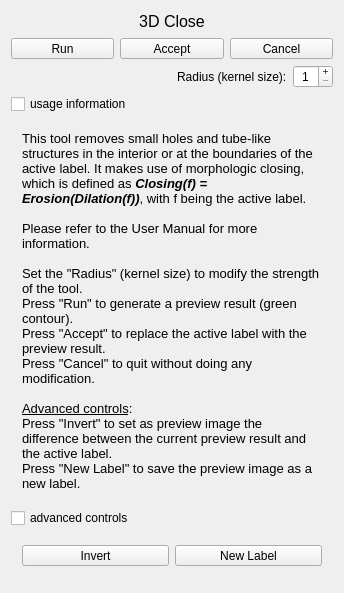
Qt form Modules/SegmentationUI/Qmitk/QmitkCloseTool3DGUIControls.ui (MITK/MITK) before a commit.
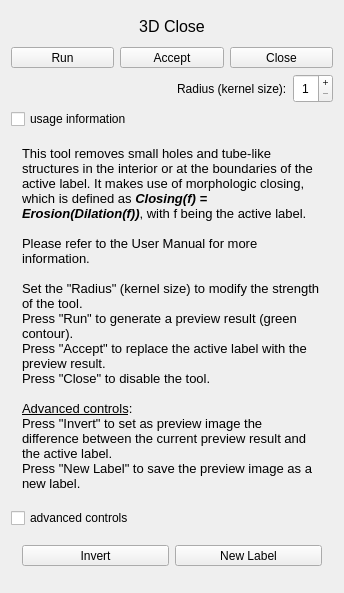
The same form after that commit. Icons and pictures are not drawn.

Commit message: enabled the otsu tool for automatic multiple thresholding

Diff of the .ui file:
```diff
--- a/Modules/SegmentationUI/Qmitk/QmitkCloseTool3DGUIControls.ui
+++ b/Modules/SegmentationUI/Qmitk/QmitkCloseTool3DGUIControls.ui
@@ -143,7 +143,7 @@
         <string>Quit wihtout doing any modification</string>
        </property>
        <property name="text">
-        <string>Cancel</string>
+        <string>Close</string>
        </property>
        <property name="icon">
         <iconset resource="../resources/SegmentationUI.qrc">
@@ -274,7 +274,7 @@
 &lt;p style=&quot; margin-top:0px; margin-bottom:0px; margin-left:0px; margin-right:0px; -qt-block-indent:0; text-indent:0px;&quot;&gt;&lt;span style=&quot; font-family:'Sans'; font-size:10pt;&quot;&gt;Set the &amp;quot;Radius&amp;quot; (kernel size) to modify the strength of the tool.&lt;/span&gt;&lt;/p&gt;
 &lt;p style=&quot; margin-top:0px; margin-bottom:0px; margin-left:0px; margin-right:0px; -qt-block-indent:0; text-indent:0px;&quot;&gt;&lt;span style=&quot; font-family:'Sans'; font-size:10pt;&quot;&gt;Press &amp;quot;Run&amp;quot; to generate a preview result (green contour).&lt;/span&gt;&lt;/p&gt;
 &lt;p style=&quot; margin-top:0px; margin-bottom:0px; margin-left:0px; margin-right:0px; -qt-block-indent:0; text-indent:0px;&quot;&gt;&lt;span style=&quot; font-family:'Sans'; font-size:10pt;&quot;&gt;Press &amp;quot;Accept&amp;quot; to replace the active label with the preview result.&lt;/span&gt;&lt;/p&gt;
-&lt;p style=&quot; margin-top:0px; margin-bottom:0px; margin-left:0px; margin-right:0px; -qt-block-indent:0; text-indent:0px;&quot;&gt;&lt;span style=&quot; font-family:'Sans'; font-size:10pt;&quot;&gt;Press &amp;quot;Cancel&amp;quot; to quit without doing any modification.&lt;/span&gt;&lt;/p&gt;
+&lt;p style=&quot; margin-top:0px; margin-bottom:0px; margin-left:0px; margin-right:0px; -qt-block-indent:0; text-indent:0px;&quot;&gt;&lt;span style=&quot; font-family:'Sans'; font-size:10pt;&quot;&gt;Press &amp;quot;Close&amp;quot; to disable the tool.&lt;/span&gt;&lt;/p&gt;
 &lt;p style=&quot;-qt-paragraph-type:empty; margin-top:0px; margin-bottom:0px; margin-left:0px; margin-right:0px; -qt-block-indent:0; text-indent:0px; font-family:'Sans'; font-size:10pt;&quot;&gt;&lt;br /&gt;&lt;/p&gt;
 &lt;p style=&quot; margin-top:0px; margin-bottom:0px; margin-left:0px; margin-right:0px; -qt-block-indent:0; text-indent:0px;&quot;&gt;&lt;span style=&quot; font-family:'Sans'; font-size:10pt; text-decoration: underline;&quot;&gt;Advanced controls&lt;/span&gt;&lt;span style=&quot; font-family:'Sans'; font-size:10pt;&quot;&gt;:&lt;/span&gt;&lt;/p&gt;
 &lt;p style=&quot; margin-top:0px; margin-bottom:0px; margin-left:0px; margin-right:0px; -qt-block-indent:0; text-indent:0px;&quot;&gt;&lt;span style=&quot; font-family:'Sans'; font-size:10pt;&quot;&gt;Press &amp;quot;Invert&amp;quot; to set as preview image the difference between the current preview result and the active label.&lt;/span&gt;&lt;/p&gt;
```
The commit also changes 21 other files.
